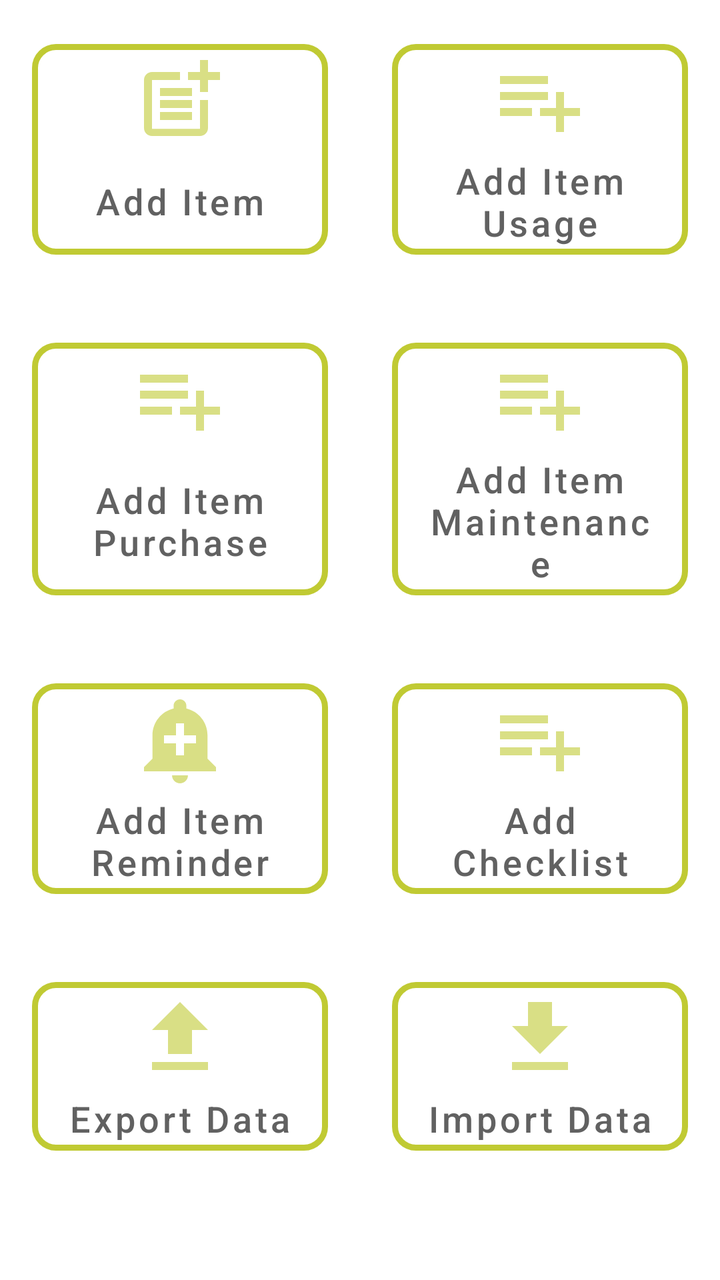
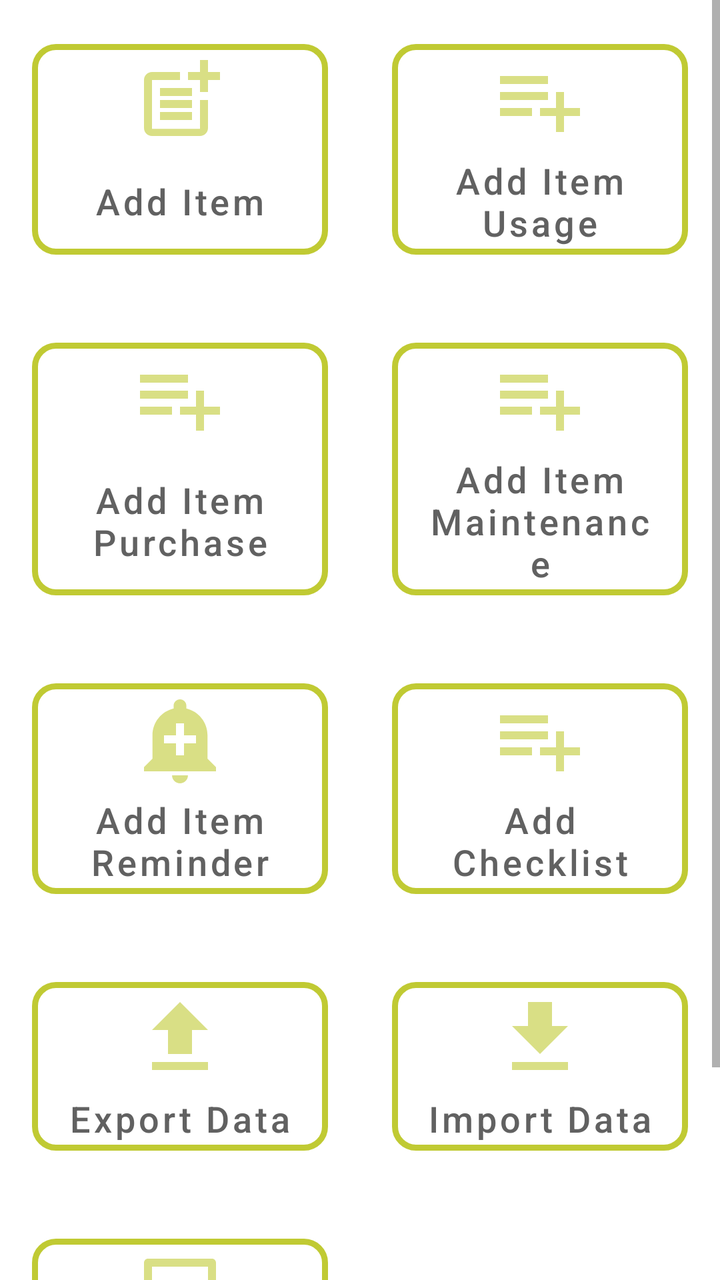

An Android layout rendered at two revisions. The XML below is the earlier revision; the diff shows what the commit changed to produce the second picture.
<!-- AndroidManifest.xml: application theme Theme.Apersonalstuff -->
<!-- res/layout/page_home.xml -->
<?xml version="1.0" encoding="utf-8"?>
<androidx.drawerlayout.widget.DrawerLayout xmlns:android="http://schemas.android.com/apk/res/android"
    xmlns:app="http://schemas.android.com/apk/res-auto"
    android:id="@+id/drawer"
    android:layout_width="match_parent"
    android:layout_height="match_parent">

    <LinearLayout
        android:layout_width="match_parent"
        android:layout_height="match_parent"
        android:orientation="vertical">

        <FrameLayout
            android:id="@+id/container_app_bar"
            android:layout_width="match_parent"
            android:layout_height="wrap_content" />

        <GridLayout
            android:layout_width="match_parent"
            android:layout_height="wrap_content"
            android:columnCount="@integer/grid_column_count">

            <com.google.android.material.button.MaterialButton
                android:id="@+id/button_add_item"
                style="@style/Theme.Apersonalstuff.HomeMenuButton"
                android:layout_width="0dp"
                android:layout_height="wrap_content"
                android:layout_columnWeight="1"
                android:layout_gravity="fill"
                android:gravity="center"
                android:text="@string/title_add_item"
                app:icon="@drawable/ic_post_add_black" />

            <com.google.android.material.button.MaterialButton
                android:id="@+id/button_add_item_usage"
                style="@style/Theme.Apersonalstuff.HomeMenuButton"
                android:layout_width="0dp"
                android:layout_height="wrap_content"
                android:layout_columnWeight="1"
                android:layout_gravity="fill"
                android:gravity="center"
                android:text="@string/title_add_item_usage"
                app:icon="@drawable/ic_playlist_add_black" />

            <com.google.android.material.button.MaterialButton
                android:id="@+id/button_add_item_purchase"
                style="@style/Theme.Apersonalstuff.HomeMenuButton"
                android:layout_width="0dp"
                android:layout_height="wrap_content"
                android:layout_columnWeight="1"
                android:layout_gravity="fill"
                android:gravity="center"
                android:text="@string/title_add_item_purchase"
                app:icon="@drawable/ic_playlist_add_black" />

            <com.google.android.material.button.MaterialButton
                android:id="@+id/button_add_item_maintenance"
                style="@style/Theme.Apersonalstuff.HomeMenuButton"
                android:layout_width="0dp"
                android:layout_height="wrap_content"
                android:layout_columnWeight="1"
                android:layout_gravity="fill"
                android:gravity="center"
                android:text="@string/title_add_item_maintenance"
                app:icon="@drawable/ic_playlist_add_black" />

            <com.google.android.material.button.MaterialButton
                android:id="@+id/button_add_item_reminder"
                style="@style/Theme.Apersonalstuff.HomeMenuButton"
                android:layout_width="0dp"
                android:layout_height="wrap_content"
                android:layout_columnWeight="1"
                android:layout_gravity="fill"
                android:gravity="center"
                android:text="@string/title_add_item_reminder"
                app:icon="@drawable/ic_add_alert_black" />

            <com.google.android.material.button.MaterialButton
                android:id="@+id/button_add_item_checklist"
                style="@style/Theme.Apersonalstuff.HomeMenuButton"
                android:layout_width="0dp"
                android:layout_height="wrap_content"
                android:layout_columnWeight="1"
                android:layout_gravity="fill"
                android:gravity="center"
                android:text="@string/title_add_item_checklist"
                app:icon="@drawable/ic_playlist_add_black" />

            <com.google.android.material.button.MaterialButton
                android:id="@+id/button_export"
                style="@style/Theme.Apersonalstuff.HomeMenuButton"
                android:layout_width="0dp"
                android:layout_height="wrap_content"
                android:layout_columnWeight="1"
                android:layout_gravity="fill"
                android:gravity="center"
                android:text="@string/export_data"
                app:icon="@drawable/ic_file_upload_black" />

            <com.google.android.material.button.MaterialButton
                android:id="@+id/button_import"
                style="@style/Theme.Apersonalstuff.HomeMenuButton"
                android:layout_width="0dp"
                android:layout_height="wrap_content"
                android:layout_columnWeight="1"
                android:layout_gravity="fill"
                android:gravity="center"
                android:text="@string/import_data"
                app:icon="@drawable/ic_file_download_black" />
        </GridLayout>
        <TextView
            android:id="@+id/text_backup_progress"
            android:layout_width="match_parent"
            android:layout_height="wrap_content"
            android:gravity="center"
            android:padding="8dp"
            android:textColor="?attr/colorOnSurface"
            android:visibility="gone"
            android:text="" />
    </LinearLayout>

    <androidx.appcompat.widget.LinearLayoutCompat
        android:id="@+id/nav_view"
        android:layout_width="match_parent"
        android:layout_height="match_parent"
        android:layout_gravity="start"
        android:background="?attr/colorOnPrimary"
        android:orientation="vertical">

        <FrameLayout
            android:layout_width="match_parent"
            android:layout_height="100dp"
            android:background="?attr/colorSecondary" />

        <com.google.android.material.button.MaterialButton
            android:id="@+id/menu_items"
            style="@style/Theme.Apersonalstuff.BorderlessMenuButton"
            android:layout_width="match_parent"
            android:layout_height="wrap_content"
            android:text="@string/title_items"
            app:icon="@drawable/ic_list_alt_black" />

        <com.google.android.material.button.MaterialButton
            android:id="@+id/menu_item_checklists"
            style="@style/Theme.Apersonalstuff.BorderlessMenuButton"
            android:layout_width="match_parent"
            android:layout_height="wrap_content"
            android:text="@string/title_checklists"
            app:icon="@drawable/ic_checklist_black" />

        <com.google.android.material.button.MaterialButton
            android:id="@+id/menu_settings"
            style="@style/Theme.Apersonalstuff.BorderlessMenuButton"
            android:layout_width="match_parent"
            android:layout_height="wrap_content"
            android:text="@string/settings"
            app:icon="@drawable/ic_settings_black" />

        <com.google.android.material.button.MaterialButton
            android:id="@+id/menu_donation"
            style="@style/Theme.Apersonalstuff.BorderlessMenuButton"
            android:layout_width="match_parent"
            android:layout_height="wrap_content"
            android:text="@string/buy_developer_a_coffee"
            app:icon="@drawable/ic_coffee_black" />

    </androidx.appcompat.widget.LinearLayoutCompat>
</androidx.drawerlayout.widget.DrawerLayout>
<!-- resources referenced by this layout -->
<resources>
  <!-- drawable ic_checklist_black (drawable-anydpi) -->
  <vector xmlns:android="http://schemas.android.com/apk/res/android"
      android:width="24dp"
      android:height="24dp"
      android:viewportWidth="960"
      android:viewportHeight="960"
      android:tint="#333333"
      android:alpha="0.6">
    <path
        android:fillColor="@android:color/white"
        android:pathData="M222,760L80,618L136,562L221,647L391,477L447,534L222,760ZM222,440L80,298L136,242L221,327L391,157L447,214L222,440ZM520,680L520,600L880,600L880,680L520,680ZM520,360L520,280L880,280L880,360L520,360Z"/>
  </vector>
  <!-- drawable ic_file_download_black (drawable-anydpi) -->
  <?xml version="1.0" encoding="utf-8"?>
  <vector xmlns:android="http://schemas.android.com/apk/res/android"
      android:width="24dp"
      android:height="24dp"
      android:viewportWidth="24"
      android:viewportHeight="24"
      android:tint="#333333"
      android:alpha="0.6">
      <path
          android:fillColor="@android:color/white"
          android:pathData="M19,9h-4V3H9v6H5l7,7 7,-7zM5,18v2h14v-2H5z" />
  </vector>
  <!-- drawable ic_file_upload_black (drawable-anydpi) -->
  <?xml version="1.0" encoding="utf-8"?>
  <vector xmlns:android="http://schemas.android.com/apk/res/android"
      android:width="24dp"
      android:height="24dp"
      android:viewportWidth="24"
      android:viewportHeight="24"
      android:tint="#333333"
      android:alpha="0.6">
      <path
          android:fillColor="@android:color/white"
          android:pathData="M9,16h6v-6h4l-7,-7 -7,7h4v6zM5,18h14v2H5v-2z" />
  </vector>
  <!-- drawable ic_playlist_add_black (drawable-anydpi) -->
  <vector xmlns:android="http://schemas.android.com/apk/res/android"
      android:width="24dp"
      android:height="24dp"
      android:viewportWidth="24"
      android:viewportHeight="24"
      android:tint="#333333"
      android:alpha="0.6">
      <path
          android:fillColor="@android:color/white"
          android:pathData="M14,10L2,10v2h12v-2zM14,6L2,6v2h12L14,6zM18,14v-4h-2v4h-4v2h4v4h2v-4h4v-2h-4zM2,16h8v-2L2,14v2z" />
  </vector>
  <integer name="grid_column_count">2</integer>
  <string name="buy_developer_a_coffee">Buy developer a coffee</string>
  <string name="export_data">Export Data</string>
  <string name="import_data">Import Data</string>
  <string name="settings">Settings</string>
  <string name="title_add_item">Add Item</string>
  <string name="title_add_item_checklist">Add Checklist</string>
  <string name="title_add_item_maintenance">Add Item Maintenance</string>
  <string name="title_add_item_purchase">Add Item Purchase</string>
  <string name="title_add_item_reminder">Add Item Reminder</string>
  <string name="title_add_item_usage">Add Item Usage</string>
  <string name="title_checklists">Checklists</string>
  <string name="title_items">Items</string>
  <color name="daynight_gray_700_white">@color/gray_700</color>
  <dimen name="text_nav_menu">18sp</dimen>
  <color name="light_green_600">#7CB342</color>
  <color name="light_green_200">#C5E1A5</color>
  <color name="white">#FFFFFFFF</color>
  <color name="lime_600">#C0CA33</color>
  <color name="green_600">#43A047</color>
  <color name="black">#FF000000</color>
  <color name="gray_700">#616161</color>
  <!-- unchanged entries left out for length: 8 -->
</resources>

<!-- the commit's change to res/layout/page_home.xml (unified diff, before → after) -->
@@ -15,108 +15,133 @@
             android:layout_width="match_parent"
             android:layout_height="wrap_content" />
 
-        <GridLayout
+        <ScrollView
             android:layout_width="match_parent"
-            android:layout_height="wrap_content"
-            android:columnCount="@integer/grid_column_count">
+            android:layout_height="0dp"
+            android:layout_weight="1"
+            android:fillViewport="true">
 
-            <com.google.android.material.button.MaterialButton
-                android:id="@+id/button_add_item"
-                style="@style/Theme.Apersonalstuff.HomeMenuButton"
-                android:layout_width="0dp"
+            <LinearLayout
+                android:layout_width="match_parent"
                 android:layout_height="wrap_content"
-                android:layout_columnWeight="1"
-                android:layout_gravity="fill"
-                android:gravity="center"
-                android:text="@string/title_add_item"
-                app:icon="@drawable/ic_post_add_black" />
+                android:orientation="vertical">
 
-            <com.google.android.material.button.MaterialButton
-                android:id="@+id/button_add_item_usage"
-                style="@style/Theme.Apersonalstuff.HomeMenuButton"
-                android:layout_width="0dp"
-                android:layout_height="wrap_content"
-                android:layout_columnWeight="1"
-                android:layout_gravity="fill"
-                android:gravity="center"
-                android:text="@string/title_add_item_usage"
-                app:icon="@drawable/ic_playlist_add_black" />
+                <GridLayout
+                    android:layout_width="match_parent"
+                    android:layout_height="wrap_content"
+                    android:columnCount="@integer/grid_column_count">
 
-            <com.google.android.material.button.MaterialButton
-                android:id="@+id/button_add_item_purchase"
-                style="@style/Theme.Apersonalstuff.HomeMenuButton"
-                android:layout_width="0dp"
-                android:layout_height="wrap_content"
-                android:layout_columnWeight="1"
-                android:layout_gravity="fill"
-                android:gravity="center"
-                android:text="@string/title_add_item_purchase"
-                app:icon="@drawable/ic_playlist_add_black" />
+                    <com.google.android.material.button.MaterialButton
+                        android:id="@+id/button_add_item"
+                        style="@style/Theme.Apersonalstuff.HomeMenuButton"
+                        android:layout_width="0dp"
+                        android:layout_height="wrap_content"
+                        android:layout_columnWeight="1"
+                        android:layout_gravity="fill"
+                        android:gravity="center"
+                        android:text="@string/title_add_item"
+                        app:icon="@drawable/ic_post_add_black" />
 
-            <com.google.android.material.button.MaterialButton
-                android:id="@+id/button_add_item_maintenance"
-                style="@style/Theme.Apersonalstuff.HomeMenuButton"
-                android:layout_width="0dp"
-                android:layout_height="wrap_content"
-                android:layout_columnWeight="1"
-                android:layout_gravity="fill"
-                android:gravity="center"
-                android:text="@string/title_add_item_maintenance"
-                app:icon="@drawable/ic_playlist_add_black" />
+                    <com.google.android.material.button.MaterialButton
+                        android:id="@+id/button_add_item_usage"
+                        style="@style/Theme.Apersonalstuff.HomeMenuButton"
+                        android:layout_width="0dp"
+                        android:layout_height="wrap_content"
+                        android:layout_columnWeight="1"
+                        android:layout_gravity="fill"
+                        android:gravity="center"
+                        android:text="@string/title_add_item_usage"
+                        app:icon="@drawable/ic_playlist_add_black" />
 
-            <com.google.android.material.button.MaterialButton
-                android:id="@+id/button_add_item_reminder"
-                style="@style/Theme.Apersonalstuff.HomeMenuButton"
-                android:layout_width="0dp"
-                android:layout_height="wrap_content"
-                android:layout_columnWeight="1"
-                android:layout_gravity="fill"
-                android:gravity="center"
-                android:text="@string/title_add_item_reminder"
-                app:icon="@drawable/ic_add_alert_black" />
+                    <com.google.android.material.button.MaterialButton
+                        android:id="@+id/button_add_item_purchase"
+                        style="@style/Theme.Apersonalstuff.HomeMenuButton"
+                        android:layout_width="0dp"
+                        android:layout_height="wrap_content"
+                        android:layout_columnWeight="1"
+                        android:layout_gravity="fill"
+                        android:gravity="center"
+                        android:text="@string/title_add_item_purchase"
+                        app:icon="@drawable/ic_playlist_add_black" />
 
-            <com.google.android.material.button.MaterialButton
-                android:id="@+id/button_add_item_checklist"
-                style="@style/Theme.Apersonalstuff.HomeMenuButton"
-                android:layout_width="0dp"
-                android:layout_height="wrap_content"
-                android:layout_columnWeight="1"
-                android:layout_gravity="fill"
-                android:gravity="center"
-                android:text="@string/title_add_item_checklist"
-                app:icon="@drawable/ic_playlist_add_black" />
+                    <com.google.android.material.button.MaterialButton
+                        android:id="@+id/button_add_item_maintenance"
+                        style="@style/Theme.Apersonalstuff.HomeMenuButton"
+                        android:layout_width="0dp"
+                        android:layout_height="wrap_content"
+                        android:layout_columnWeight="1"
+                        android:layout_gravity="fill"
+                        android:gravity="center"
+                        android:text="@string/title_add_item_maintenance"
+                        app:icon="@drawable/ic_playlist_add_black" />
 
-            <com.google.android.material.button.MaterialButton
-                android:id="@+id/button_export"
-                style="@style/Theme.Apersonalstuff.HomeMenuButton"
-                android:layout_width="0dp"
-                android:layout_height="wrap_content"
-                android:layout_columnWeight="1"
-                android:layout_gravity="fill"
-                android:gravity="center"
-                android:text="@string/export_data"
-                app:icon="@drawable/ic_file_upload_black" />
+                    <com.google.android.material.button.MaterialButton
+                        android:id="@+id/button_add_item_reminder"
+                        style="@style/Theme.Apersonalstuff.HomeMenuButton"
+                        android:layout_width="0dp"
+                        android:layout_height="wrap_content"
+                        android:layout_columnWeight="1"
+                        android:layout_gravity="fill"
+                        android:gravity="center"
+                        android:text="@string/title_add_item_reminder"
+                        app:icon="@drawable/ic_add_alert_black" />
 
-            <com.google.android.material.button.MaterialButton
-                android:id="@+id/button_import"
-                style="@style/Theme.Apersonalstuff.HomeMenuButton"
-                android:layout_width="0dp"
-                android:layout_height="wrap_content"
-                android:layout_columnWeight="1"
-                android:layout_gravity="fill"
-                android:gravity="center"
-                android:text="@string/import_data"
-                app:icon="@drawable/ic_file_download_black" />
-        </GridLayout>
-        <TextView
-            android:id="@+id/text_backup_progress"
-            android:layout_width="match_parent"
-            android:layout_height="wrap_content"
-            android:gravity="center"
-            android:padding="8dp"
-            android:textColor="?attr/colorOnSurface"
-            android:visibility="gone"
-            android:text="" />
+                    <com.google.android.material.button.MaterialButton
+                        android:id="@+id/button_add_item_checklist"
+                        style="@style/Theme.Apersonalstuff.HomeMenuButton"
+                        android:layout_width="0dp"
+                        android:layout_height="wrap_content"
+                        android:layout_columnWeight="1"
+                        android:layout_gravity="fill"
+                        android:gravity="center"
+                        android:text="@string/title_add_item_checklist"
+                        app:icon="@drawable/ic_playlist_add_black" />
+
+                    <com.google.android.material.button.MaterialButton
+                        android:id="@+id/button_export"
+                        style="@style/Theme.Apersonalstuff.HomeMenuButton"
+                        android:layout_width="0dp"
+                        android:layout_height="wrap_content"
+                        android:layout_columnWeight="1"
+                        android:layout_gravity="fill"
+                        android:gravity="center"
+                        android:text="@string/export_data"
+                        app:icon="@drawable/ic_file_upload_black" />
+
+                    <com.google.android.material.button.MaterialButton
+                        android:id="@+id/button_import"
+                        style="@style/Theme.Apersonalstuff.HomeMenuButton"
+                        android:layout_width="0dp"
+                        android:layout_height="wrap_content"
+                        android:layout_columnWeight="1"
+                        android:layout_gravity="fill"
+                        android:gravity="center"
+                        android:text="@string/import_data"
+                        app:icon="@drawable/ic_file_download_black" />
+
+                    <com.google.android.material.button.MaterialButton
+                        android:id="@+id/button_export_spreadsheet"
+                        style="@style/Theme.Apersonalstuff.HomeMenuButton"
+                        android:layout_width="0dp"
+                        android:layout_height="wrap_content"
+                        android:layout_columnWeight="1"
+                        android:layout_gravity="fill"
+                        android:gravity="center"
+                        android:text="@string/export_spreadsheet"
+                        app:icon="@drawable/ic_table_black" />
+                </GridLayout>
+
+                <TextView
+                    android:id="@+id/text_backup_progress"
+                    android:layout_width="match_parent"
+                    android:layout_height="wrap_content"
+                    android:gravity="center"
+                    android:padding="8dp"
+                    android:textColor="?attr/colorOnSurface"
+                    android:visibility="gone"
+                    android:text="" />
+            </LinearLayout>
+        </ScrollView>
     </LinearLayout>
 
     <androidx.appcompat.widget.LinearLayoutCompat
<!-- resource entries referenced after the edit -->
@@ -50,9 +50,23 @@
           android:fillColor="@android:color/white"
           android:pathData="M14,10L2,10v2h12v-2zM14,6L2,6v2h12L14,6zM18,14v-4h-2v4h-4v2h4v4h2v-4h4v-2h-4zM2,16h8v-2L2,14v2z" />
   </vector>
+  <!-- drawable ic_table_black (drawable-anydpi) -->
+  <?xml version="1.0" encoding="utf-8"?>
+  <vector xmlns:android="http://schemas.android.com/apk/res/android"
+      android:width="24dp"
+      android:height="24dp"
+      android:viewportWidth="24"
+      android:viewportHeight="24"
+      android:tint="#333333"
+      android:alpha="0.6">
+      <path
+          android:fillColor="@android:color/white"
+          android:pathData="M20,3L4,3c-0.55,0 -1,0.45 -1,1v16c0,0.55 0.45,1 1,1h16c0.55,0 1,-0.45 1,-1L21,4c0,-0.55 -0.45,-1 -1,-1zM8,19L5,19v-6h3v6zM13,19h-3v-6h3v6zM19,19h-3v-6h3v6zM19,11L5,11L5,5h14v6z" />
+  </vector>
   <integer name="grid_column_count">2</integer>
   <string name="buy_developer_a_coffee">Buy developer a coffee</string>
   <string name="export_data">Export Data</string>
+  <string name="export_spreadsheet">Export Spreadsheet</string>
   <string name="import_data">Import Data</string>
   <string name="settings">Settings</string>
   <string name="title_add_item">Add Item</string>
